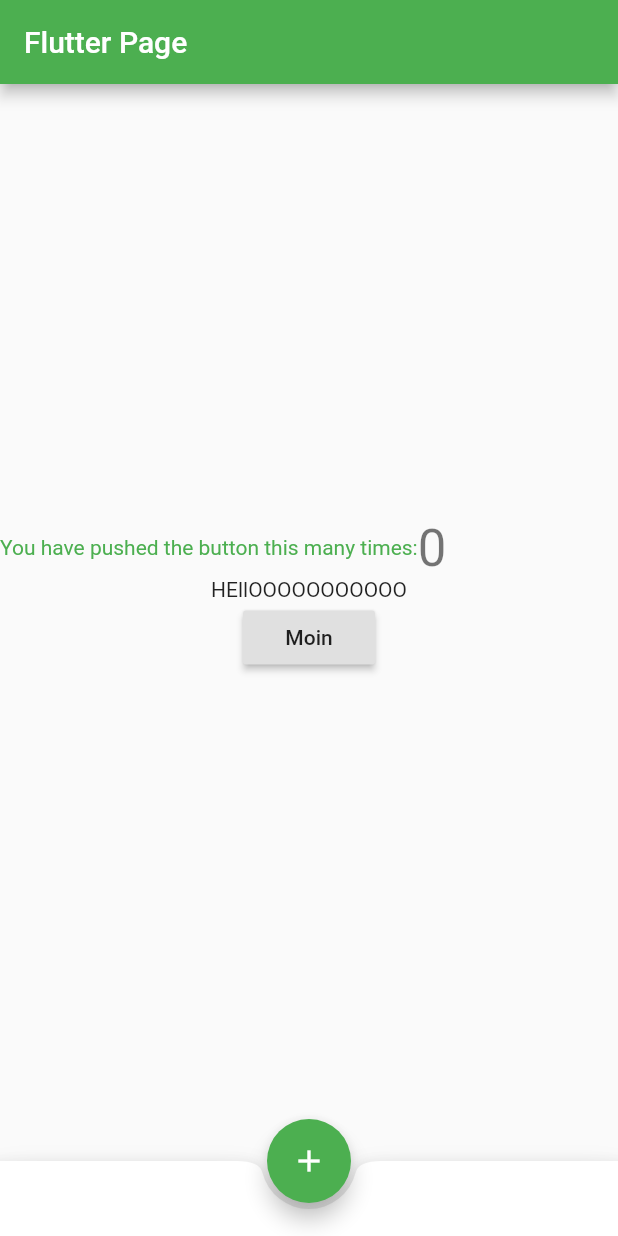
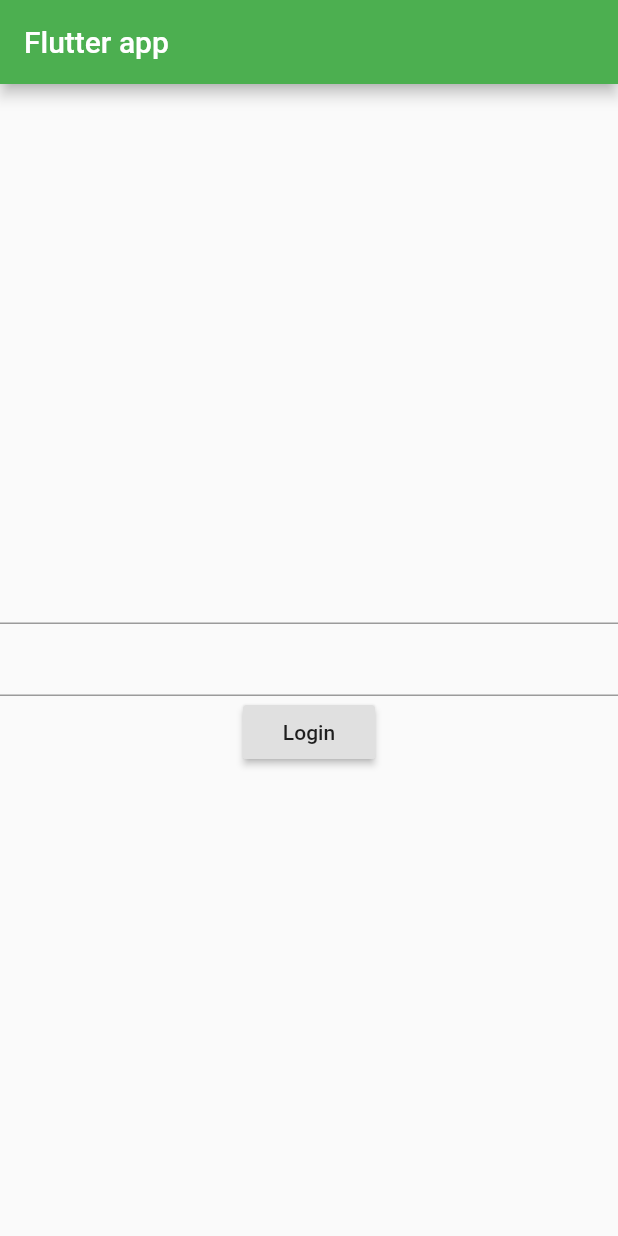
Before and after one commit to mdmoin786313/it-dictionary, a Flutter app: the screen it shows after launch, on a phone screen of 412 x 824 dp. Run offline on Flutter 3.47's test engine with Material 2 defaults, Android fonts, the phone set to English and light mode, and no system bars; our stand-ins replace firebase_auth; accounts and stored records are empty.

```diff
--- a/lib/main.dart
+++ b/lib/main.dart
@@ -1,4 +1,17 @@
+// import 'package:firebase_core/firebase_core.dart';
 import 'package:flutter/material.dart';
+// import 'package:firebase_auth/firebase_auth.dart';
+// import 'package:firebase_database/firebase_database.dart';
+// import 'package:firebase_database/ui/firebase_animated_list.dart';
+// import 'package:first_app/home.dart';
+
+// final FirebaseApp app = FirebaseApp(
+//   options: FirebaseOptions(
+//     googleAppID: '',
+//     apiKey: '',
+//     databaseURL: ''
+//     )
+//   )
 
 void main() => runApp(MyApp());
 
@@ -6,10 +19,10 @@ class MyApp extends StatelessWidget {
   @override
   Widget build(BuildContext context) {
     return MaterialApp(
-      title: 'Flutter Demo',
+      title: 'Flutter Demo APP',
       debugShowCheckedModeBanner: false,
       theme: ThemeData(primarySwatch: Colors.green),
-      home: MyHomePage(title: 'Flutter Page'),
+      home: MyHomePage(title: 'Flutter app'),
     );
   }
 }
@@ -23,67 +36,56 @@ class MyHomePage extends StatefulWidget {
 }
 
 class _MyHomePageState extends State<MyHomePage> {
-  int _counter = 0;
-  String _name = 'Moin';
-
-  void _incrementCounter() {
-    setState(() {
-      _counter++;
-    });
-  }
-
+  String _email, _password;
+  final GlobalKey<FormState> _formkey = GlobalKey<FormState>();
   @override
   Widget build(BuildContext context) {
     return Scaffold(
       appBar: AppBar(
         title: Text(widget.title),
       ),
-      body: Center(
+      body: Form(
+        key: _formkey,
         child: Column(
           mainAxisAlignment: MainAxisAlignment.center,
           children: <Widget>[
-            Row(
-              children: <Widget>[
-                Text(
-                  'You have pushed the button this many times:',
-                  style: TextStyle(color: Colors.green),
-                ),
-                Text(
-                  '$_counter',
-                  style: Theme.of(context).textTheme.display1,
-                ),
-              ],
-            ),
-            SizedBox(
-                height: 100,
-                child: Column(
-                  children: <Widget>[
-                    Text('HEllOOOOOOOOOOO'),
-                    RaisedButton(
-                      child: Text(_name),
-                      onPressed: () => {
-                        setState(() => {
-                          _name = _name == 'Moin'? 'Nihal':'Moin'
-                        })
-                      },
-                    )
-                  ],
-                ))
+            TextFormField(
+              validator: (input) {
+                if(input.isEmpty) {
+                  return 'Please Provide a username';
+                }
+              },
+              onSaved: (input) => _email = input,
+              ),
+              TextFormField(
+              validator: (input) {
+                if(input.isEmpty) {
+                  return 'Please Provide a username';
+                }
+              },
+              onSaved: (input) => _email = input,
+              ),
+              RaisedButton(
+                onPressed: () {},
+                child: Text('Login'),
+                )
           ],
         ),
       ),
-      bottomNavigationBar: BottomAppBar(
-        shape: const CircularNotchedRectangle(),
-        child: Container(
-          height: 50.0,
-        ),
-      ),
-      floatingActionButton: FloatingActionButton(
-        onPressed: _incrementCounter,
-        tooltip: 'Increment',
-        child: Icon(Icons.add),
-      ),
-      floatingActionButtonLocation: FloatingActionButtonLocation.centerDocked,
     );
   }
+
+  // Future<void> signIn() async {
+  //   final formState = _formkey.currentState;
+  //   if(formState.validate()) {
+  //     formState.save();
+  //     try {
+  //       FirebaseUser user = (await FirebaseAuth.instance.signInWithEmailAndPassword(email: _email, password: _password)).user;
+  //       print(user);
+  //       Navigator.push(context, MaterialPageRoute(builder: (context) => Home(user: user)));
+  //     } catch(e) {
+  //       print(e.message);
+  //     }
+  //   }
+  // }
 }
--- a/pubspec.yaml
+++ b/pubspec.yaml
@@ -19,6 +19,12 @@ environment:
 dependencies:
   flutter:
     sdk: flutter
+  firebase_core: ^0.4.4+3
+  firebase_auth: ^0.15.5+3
+  firebase_database: ^3.1.3
+
+
+
 
   # The following adds the Cupertino Icons font to your application.
   # Use with the CupertinoIcons class for iOS style icons.
```
Also changed, not shown: lib/home.dart (added, +25 -0 lines), pubspec.lock, 3 other files.
